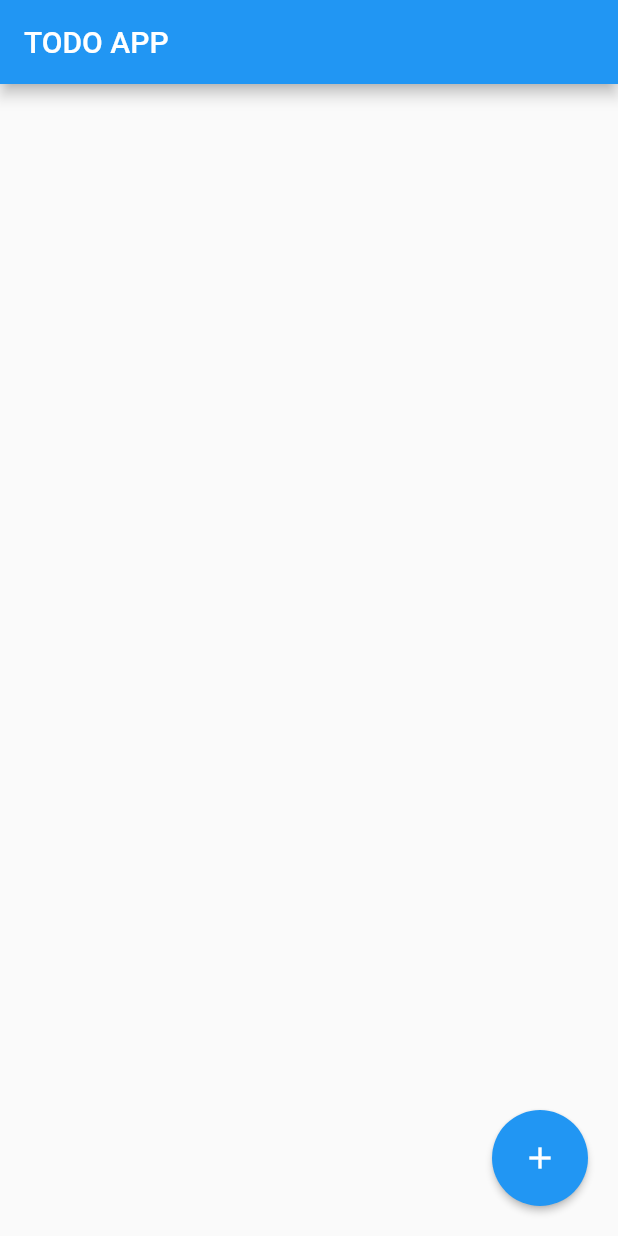
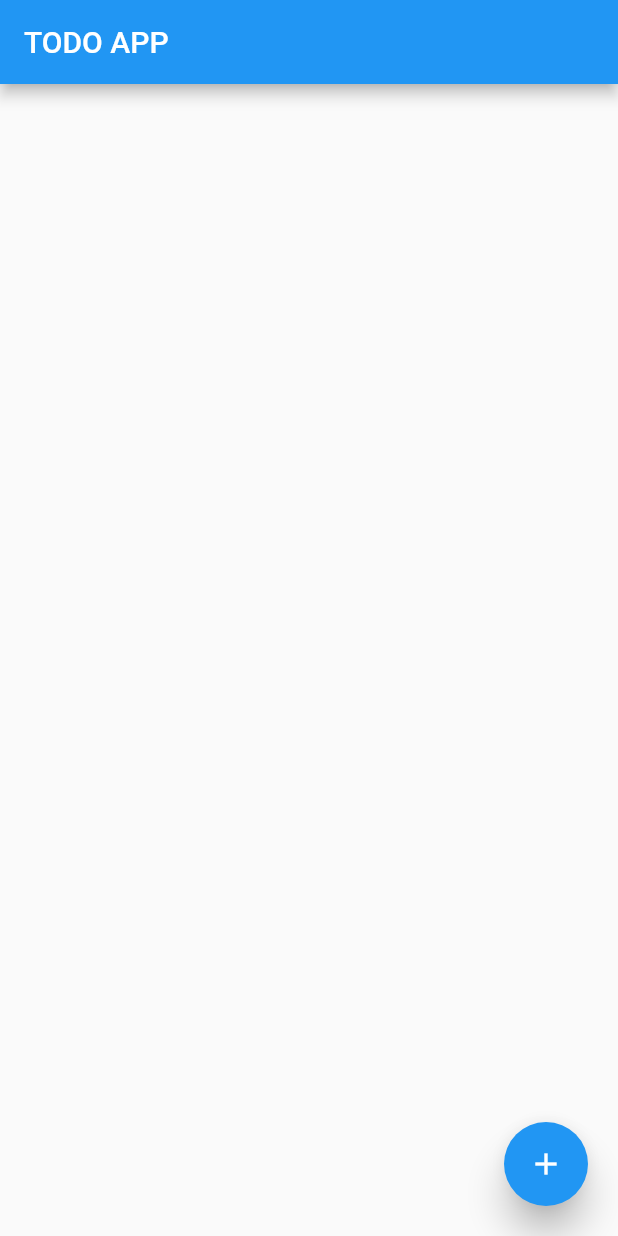
Before and after one commit to MohammadJS2642/TodoApp, a Flutter app: the screen it shows after launch, on a phone screen of 412 x 824 dp. Run offline on Flutter 3.47's test engine with Material 2 defaults, Android fonts, the phone set to English and light mode, and no system bars.

Commit message:
resolve #3, change button to falotingactionbutton

```diff
--- a/todoapp/lib/HomePage.dart
+++ b/todoapp/lib/HomePage.dart
@@ -25,7 +25,7 @@ class CustomAddButton extends StatelessWidget {
       alignment: Alignment.bottomRight,
       child: Padding(
         padding: const EdgeInsets.all(20.0),
-        child: ElevatedButton(
+        child: FloatingActionButton(
           onPressed: () => {
             Navigator.pushNamed(context, '/inputtask'),
           },
@@ -33,12 +33,8 @@ class CustomAddButton extends StatelessWidget {
             Icons.add,
             color: Colors.white,
           ),
-          style: ElevatedButton.styleFrom(
-            shape: const CircleBorder(),
-            padding: const EdgeInsets.all(20.0),
-            primary: Colors.blue,
-            onPrimary: Colors.pink,
-          ),
+          elevation: 10.0,
+          shape: const CircleBorder(),
         ),
       ),
     );
```
